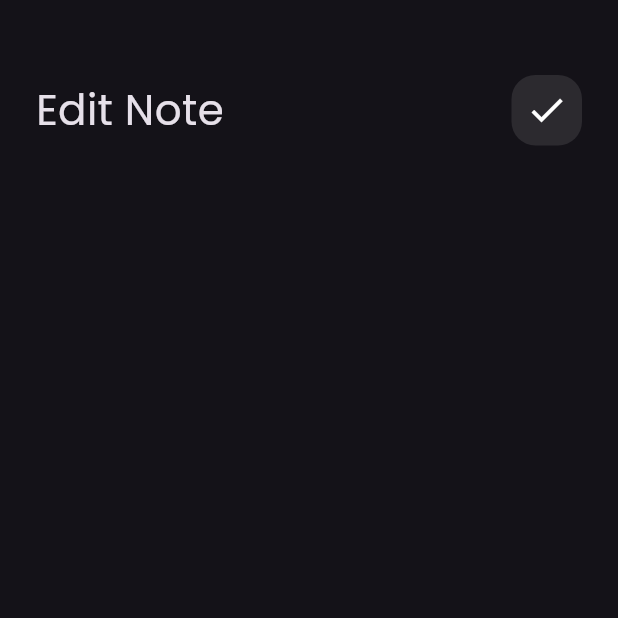
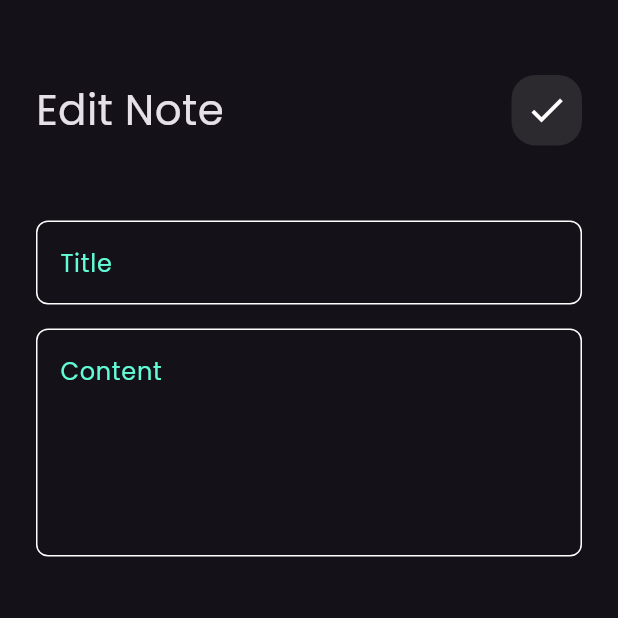
Before and after one commit to ZeyadBamj/notes_app, a Flutter app: the EditNoteView screen opened directly, on a phone screen of 412 x 824 dp, the top half of it. Run offline on Flutter 3.47's test engine with Material 3 defaults, Android fonts, the phone set to English and light mode, and no system bars; our stand-ins replace font_awesome_flutter.

Commit message:
edit note view body UI

```diff
--- a/lib/widgets/edit_note_view_body.dart
+++ b/lib/widgets/edit_note_view_body.dart
@@ -1,5 +1,6 @@
 import 'package:flutter/material.dart';
 import 'package:note_app/widgets/custom_app_bar.dart';
+import 'package:note_app/widgets/custom_text_field.dart';
 
 class EditNoteViewBody extends StatelessWidget {
   const EditNoteViewBody({super.key});
@@ -10,13 +11,12 @@ class EditNoteViewBody extends StatelessWidget {
       padding: const EdgeInsets.symmetric(horizontal: 24),
       child: Column(
         children: const [
-          SizedBox(
-            height: 50,
-          ),
-          CustomAppBar(
-            title: 'Edit Note',
-            icon: Icons.check,
-          ),
+          SizedBox(height: 50),
+          CustomAppBar(title: 'Edit Note', icon: Icons.check),
+          SizedBox(height: 50),
+          CustomTextField(hintText: 'Title'),
+          SizedBox(height: 16),
+          CustomTextField(hintText: 'Content', maxLines: 5),
         ],
       ),
     );
```
